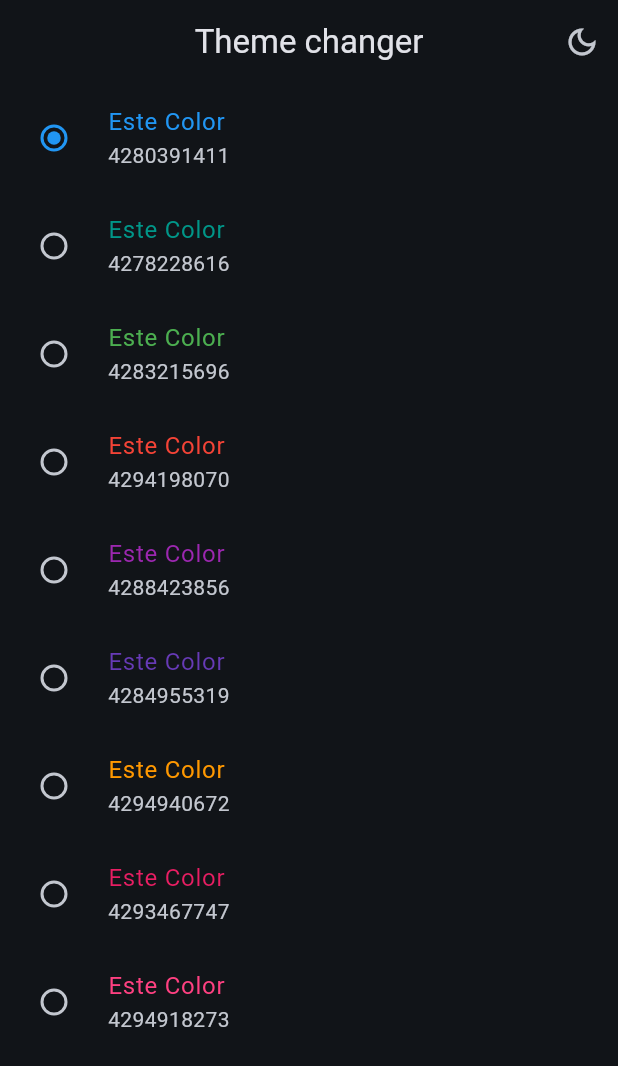
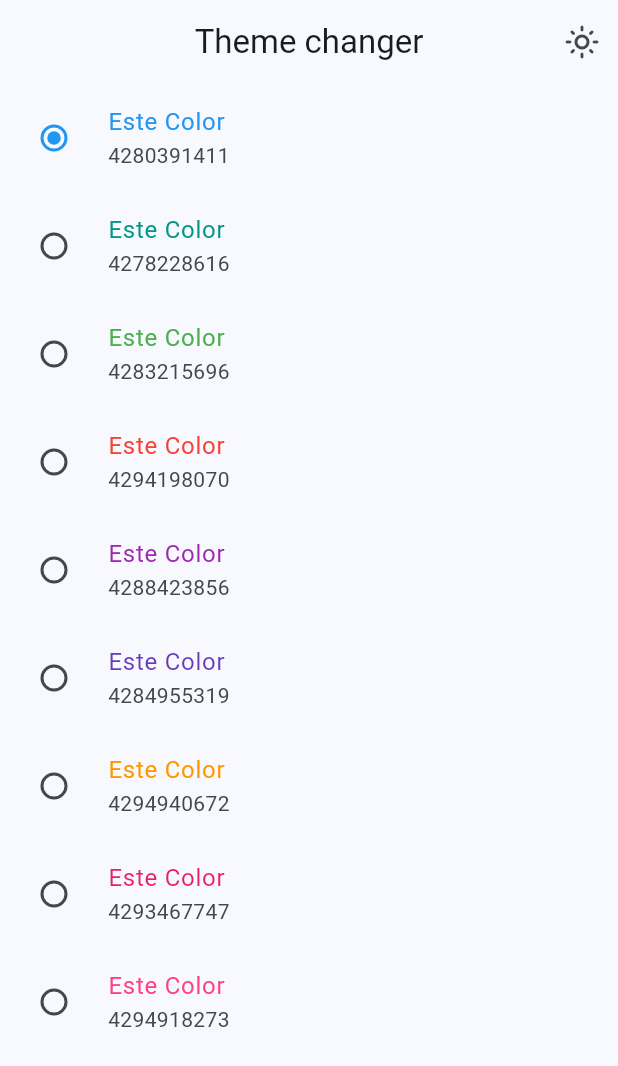
Before and after one commit to ManuelNZ20/flutter_widgets_app, a Flutter app: the ThemeChangerScreen screen opened by its route, on a phone screen of 412 x 824 dp. Shown: the top 1066 px of the screen. Run offline on Flutter 3.47's test engine with Material 2 defaults, Android fonts, the phone set to English and light mode, and no system bars; our stand-ins replace animate_do, flutter_riverpod, go_router.

Commit message:
stateNotifier theme_provider, theme_Changer_screen

```diff
--- a/lib/config/theme/app_theme.dart
+++ b/lib/config/theme/app_theme.dart
@@ -14,10 +14,10 @@ const colorList = <Color>[
 
 class AppTheme {
   final int selectedColor;
-  final bool isDarkMode;
+  final bool isDarkmode;
   AppTheme({
     this.selectedColor = 0,
-    this.isDarkMode = false
+    this.isDarkmode = false
   })
       : assert(selectedColor >= 0, 'Selected color must be greater then 0'),
         assert(selectedColor < colorList.length,
@@ -26,9 +26,17 @@ class AppTheme {
   ThemeData themeData() => ThemeData(
     useMaterial3: true,
     colorSchemeSeed: colorList[selectedColor],
-    appBarTheme: AppBarTheme(
+    appBarTheme: const AppBarTheme(
       centerTitle: true
     ),
-    brightness: isDarkMode?Brightness.dark:Brightness.light
+    brightness: isDarkmode?Brightness.dark:Brightness.light
   );
+
+  AppTheme copyWith(
+    {int? selectedColor,bool? isDarkmode}
+  ) => AppTheme(
+    selectedColor: selectedColor ?? this.selectedColor,
+    isDarkmode:  isDarkmode ?? this.isDarkmode
+  );
+
 }
--- a/lib/presentation/providers/theme_provider.dart
+++ b/lib/presentation/providers/theme_provider.dart
@@ -2,11 +2,31 @@ import 'package:flutter_riverpod/flutter_riverpod.dart';
 import 'package:widgets_app/config/theme/app_theme.dart';
 
 //Listado de Colores inmutables
-final colorListProvider = Provider((ref) => colorList);
+final colorListProvider = Provider((ref) => colorList);//valores inmutables
 
 //Un simple booleano
-final isDarkmodeProvider = StateProvider<bool>((ref) => true);
-
+final isDarkmodeProvider = StateProvider<bool>((ref) => true);//mantener una pieza de estado
 
 //Un simple entero
 final selectedColorProvider = StateProvider((ref) => 0);
+
+// Un objeto de tipo AppTheme clase,estado
+final themeNotifierProvider = StateNotifierProvider<ThemeNotifier,AppTheme>(
+  (ref) => ThemeNotifier(),
+);//para mantener un estado, más elaboratdo
+
+// Controller o Notifier, mantiene un estado en particular
+class ThemeNotifier extends StateNotifier<AppTheme>{
+  //STATE = Estado = new AppTheme();
+  ThemeNotifier():super(AppTheme());//crea una instancia de AppTheme
+
+  void toggleDarkmode() {
+    state = state.copyWith(
+      isDarkmode: !state.isDarkmode
+    );
+  }
+
+  void changeColorIndex(int colorIndex) {
+    state = state.copyWith(selectedColor: colorIndex);
+  }
+}
--- a/lib/presentation/screens/theme_changer/theme_changer_screen.dart
+++ b/lib/presentation/screens/theme_changer/theme_changer_screen.dart
@@ -8,7 +8,8 @@ class ThemeChangerScreen extends ConsumerWidget {
 
   @override
   Widget build(BuildContext context,WidgetRef ref) {
-    final bool isDarkmode = ref.watch(isDarkmodeProvider);
+    final bool isDarkmode = ref.watch(themeNotifierProvider).isDarkmode;
+
     return Scaffold(
       appBar: AppBar(
         title: Text('Theme changer'),
@@ -18,7 +19,8 @@ class ThemeChangerScreen extends ConsumerWidget {
             const Icon(Icons.dark_mode_outlined):
             const Icon(Icons.light_mode_outlined),
             onPressed: (){
-              ref.read(isDarkmodeProvider.notifier).update((stateIsDarkmode) => !stateIsDarkmode);
+              // ref.read(isDarkmodeProvider.notifier).update((stateIsDarkmode) => !stateIsDarkmode);
+              ref.read(themeNotifierProvider.notifier).toggleDarkmode();
             },
             ),
         ],
@@ -37,7 +39,7 @@ class _ThemeChangerView extends ConsumerWidget {
   Widget build(BuildContext context,WidgetRef ref) {
 
     final List<Color> colors = ref.watch( colorListProvider );
-    final int selectedColor = ref.watch(selectedColorProvider);
+    final int selectedColor = ref.watch(themeNotifierProvider).selectedColor;
 
     return ListView.builder(
       itemCount: colors.length,
@@ -52,7 +54,7 @@ class _ThemeChangerView extends ConsumerWidget {
           groupValue: selectedColor,
           onChanged: (value) {
             //todo:notificar el cambio en algún lugar
-            ref.read(selectedColorProvider.notifier).state = index;
+            ref.watch(themeNotifierProvider.notifier).changeColorIndex(index);
           },);
       },
     );
```
Also changed, not shown: lib/main.dart (+5 -3 lines).
